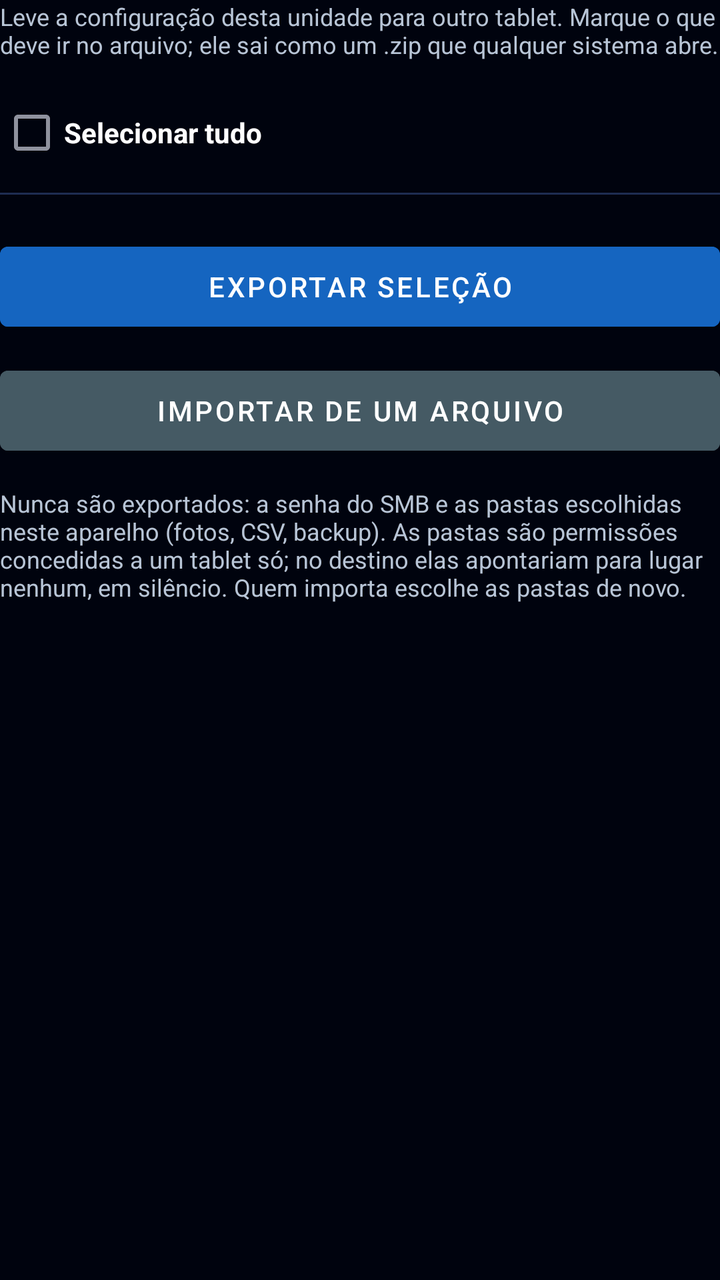
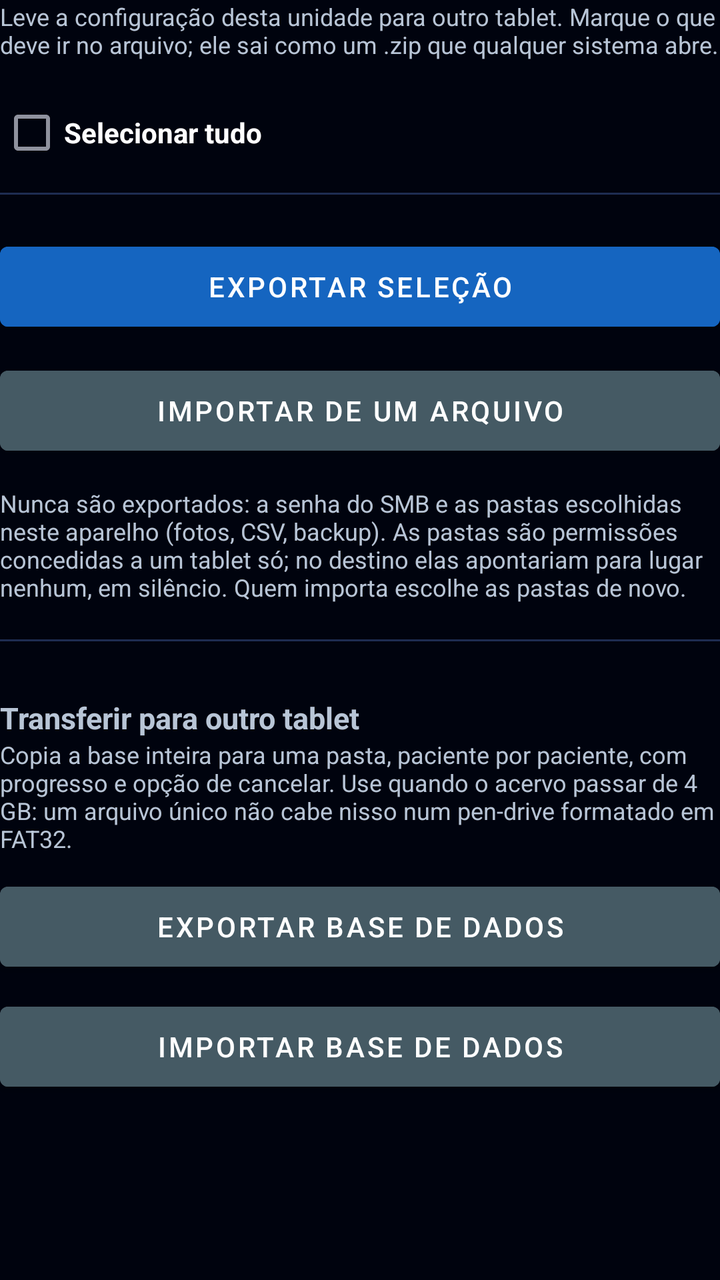

Compare the two renders of this Android layout. The source of the first and the diff that turns it into the second are given below.
<!-- AndroidManifest.xml: application theme Theme.Radioterapia -->
<!-- res/layout/group_transferencia.xml -->
<?xml version="1.0" encoding="utf-8"?>
<LinearLayout xmlns:android="http://schemas.android.com/apk/res/android"
    android:layout_width="match_parent"
    android:layout_height="wrap_content"
    android:orientation="vertical">

    <TextView
        android:layout_width="match_parent"
        android:layout_height="wrap_content"
        android:text="@string/tr_explica"
        android:textColor="@color/text_secondary"
        android:textSize="12sp"
        android:layout_marginBottom="12dp" />

    <CheckBox
        android:id="@+id/chkTransferTudo"
        android:layout_width="match_parent"
        android:layout_height="wrap_content"
        android:text="@string/tr_selecionar_tudo"
        android:textColor="@color/text_primary"
        android:textSize="14sp"
        android:textStyle="bold" />

    <View
        android:layout_width="match_parent"
        android:layout_height="1dp"
        android:background="@color/divider"
        android:layout_marginTop="6dp"
        android:layout_marginBottom="6dp" />

    <LinearLayout
        android:id="@+id/listaTransferItens"
        android:layout_width="match_parent"
        android:layout_height="wrap_content"
        android:orientation="vertical" />

    <TextView
        android:id="@+id/txtTransferAviso"
        android:layout_width="match_parent"
        android:layout_height="wrap_content"
        android:padding="12dp"
        android:background="@color/bg_card"
        android:textColor="@color/text_secondary"
        android:textSize="12sp"
        android:layout_marginTop="10dp"
        android:text="@string/tr_aviso_paciente"
        android:visibility="gone" />

    <Button
        android:id="@+id/btnTransferExportar"
        android:layout_width="match_parent"
        android:layout_height="52dp"
        android:layout_marginTop="14dp"
        android:text="@string/tr_exportar"
        android:textColor="@color/text_on_dark"
        android:backgroundTint="@color/brand_primary_dark" />

    <Button
        android:id="@+id/btnTransferImportar"
        android:layout_width="match_parent"
        android:layout_height="52dp"
        android:layout_marginTop="10dp"
        android:text="@string/tr_importar"
        android:textColor="@color/text_on_dark"
        android:backgroundTint="@color/action_neutral" />

    <TextView
        android:layout_width="match_parent"
        android:layout_height="wrap_content"
        android:text="@string/tr_nao_vai"
        android:textColor="@color/text_secondary"
        android:textSize="12sp"
        android:layout_marginTop="12dp" />
</LinearLayout>
<!-- resources referenced by this layout -->
<resources>
  <color name="action_neutral">#455A64</color>
  <color name="bg_card">#0B132C</color>
  <color name="brand_primary_dark">#1565C0</color>
  <color name="divider">#1E2D52</color>
  <color name="text_on_dark">#FFFFFF</color>
  <color name="text_primary">#FFFFFF</color>
  <color name="text_secondary">#B8C5D6</color>
  <string name="tr_aviso_paciente">A seleção inclui dado de paciente. O arquivo gerado passa a ser documento clínico: guarde-o como tal e não o deixe em pasta que sincroniza com nuvem pessoal.</string>
  <string name="tr_explica">Leve a configuração desta unidade para outro tablet. Marque o que deve ir no arquivo; ele sai como um .zip que qualquer sistema abre.</string>
  <string name="tr_exportar">Exportar seleção</string>
  <string name="tr_importar">Importar de um arquivo</string>
  <string name="tr_nao_vai">Nunca são exportados: a senha do SMB e as pastas escolhidas neste aparelho (fotos, CSV, backup). As pastas são permissões concedidas a um tablet só; no destino elas apontariam para lugar nenhum, em silêncio. Quem importa escolhe as pastas de novo.</string>
  <string name="tr_selecionar_tudo">Selecionar tudo</string>
  <style name="Theme.Radioterapia" parent="Theme.MaterialComponents.NoActionBar">
          <item name="colorPrimary">@color/brand_primary</item>
          <item name="colorPrimaryVariant">@color/brand_primary_dark</item>
          <item name="colorOnPrimary">@color/text_on_dark</item>
          <item name="colorSecondary">@color/brand_accent</item>
          <item name="colorOnSecondary">@color/text_on_dark</item>
  
          <item name="colorSurface">@color/bg_card</item>
          <item name="colorOnSurface">@color/text_primary</item>
          <item name="android:colorBackground">@color/bg_main</item>
          <item name="colorOnBackground">@color/text_primary</item>
  
          <item name="android:textColorPrimary">@color/text_primary</item>
          <item name="android:textColorSecondary">@color/text_secondary</item>
          <item name="android:textColorTertiary">@color/text_tertiary</item>
  
          <item name="android:windowBackground">@color/bg_main</item>
          <item name="android:statusBarColor" tools:targetApi="l">@color/bg_main</item>
          <item name="android:windowLightStatusBar" tools:targetApi="m">false</item>
      </style>
  <color name="brand_primary">#42A5F5</color>
  <color name="brand_accent">#69A7DB</color>
  <color name="bg_main">#00030E</color>
  <color name="text_tertiary">#8896AC</color>
</resources>

<!-- the commit's change to res/layout/group_transferencia.xml (unified diff, before → after) -->
@@ -71,4 +71,37 @@
         android:textColor="@color/text_secondary"
         android:textSize="12sp"
         android:layout_marginTop="12dp" />
+
+    <View
+        android:layout_width="match_parent"
+        android:layout_height="1dp"
+        android:background="@color/divider"
+        android:layout_marginTop="18dp"
+        android:layout_marginBottom="14dp" />
+
+    
+    <TextView style="@style/FieldLabel" android:text="@string/db_transfer_section" />
+
+    <TextView
+        android:layout_width="match_parent"
+        android:layout_height="wrap_content"
+        android:text="@string/tr_pasta_quando"
+        android:textColor="@color/text_secondary"
+        android:textSize="12sp"
+        android:layout_marginBottom="10dp" />
+
+    <Button android:id="@+id/btnExportarBase"
+        android:layout_width="match_parent" android:layout_height="52dp"
+        android:text="@string/db_export_title" android:textColor="@color/text_on_dark"
+        android:backgroundTint="@color/action_neutral"
+        android:maxLines="2" android:autoSizeTextType="uniform"
+        android:autoSizeMinTextSize="10sp" android:autoSizeMaxTextSize="14sp" />
+
+    <Button android:id="@+id/btnImportarBase"
+        android:layout_width="match_parent" android:layout_height="52dp"
+        android:layout_marginTop="8dp"
+        android:text="@string/db_import_title" android:textColor="@color/text_on_dark"
+        android:backgroundTint="@color/action_neutral"
+        android:maxLines="2" android:autoSizeTextType="uniform"
+        android:autoSizeMinTextSize="10sp" android:autoSizeMaxTextSize="14sp" />
 </LinearLayout>
<!-- resource entries referenced after the edit -->
@@ -7,12 +7,24 @@
   <color name="text_on_dark">#FFFFFF</color>
   <color name="text_primary">#FFFFFF</color>
   <color name="text_secondary">#B8C5D6</color>
+  <string name="db_export_title">Exportar base de dados</string>
+  <string name="db_import_title">Importar base de dados</string>
+  <string name="db_transfer_section">Transferir para outro tablet</string>
   <string name="tr_aviso_paciente">A seleção inclui dado de paciente. O arquivo gerado passa a ser documento clínico: guarde-o como tal e não o deixe em pasta que sincroniza com nuvem pessoal.</string>
   <string name="tr_explica">Leve a configuração desta unidade para outro tablet. Marque o que deve ir no arquivo; ele sai como um .zip que qualquer sistema abre.</string>
   <string name="tr_exportar">Exportar seleção</string>
   <string name="tr_importar">Importar de um arquivo</string>
   <string name="tr_nao_vai">Nunca são exportados: a senha do SMB e as pastas escolhidas neste aparelho (fotos, CSV, backup). As pastas são permissões concedidas a um tablet só; no destino elas apontariam para lugar nenhum, em silêncio. Quem importa escolhe as pastas de novo.</string>
+  <string name="tr_pasta_quando">Copia a base inteira para uma pasta, paciente por paciente, com progresso e opção de cancelar. Use quando o acervo passar de 4 GB: um arquivo único não cabe nisso num pen-drive formatado em FAT32.</string>
   <string name="tr_selecionar_tudo">Selecionar tudo</string>
+  <style name="FieldLabel">
+          <item name="android:layout_width">match_parent</item>
+          <item name="android:layout_height">wrap_content</item>
+          <item name="android:layout_marginTop">14dp</item>
+          <item name="android:textSize">15sp</item>
+          <item name="android:textColor">@color/text_secondary</item>
+          <item name="android:textStyle">bold</item>
+      </style>
   <style name="Theme.Radioterapia" parent="Theme.MaterialComponents.NoActionBar">
           <item name="colorPrimary">@color/brand_primary</item>
           <item name="colorPrimaryVariant">@color/brand_primary_dark</item>
